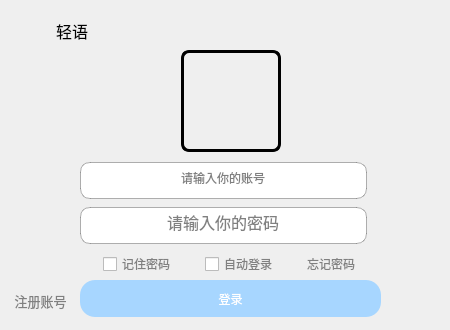
3432276416/QingYuChat, file user/user/login.ui: the form before one commit.
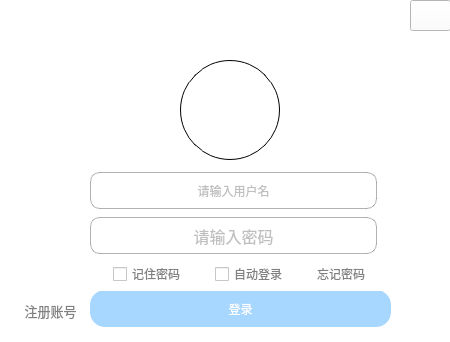
The form after the commit.

```diff
--- a/user/user/login.ui
+++ b/user/user/login.ui
@@ -7,17 +7,20 @@
     <x>0</x>
     <y>0</y>
     <width>450</width>
-    <height>330</height>
+    <height>342</height>
    </rect>
   </property>
   <property name="windowTitle">
    <string>Form</string>
   </property>
+  <property name="styleSheet">
+   <string notr="true">background-color:white;</string>
+  </property>
   <widget class="QPushButton" name="pushButton_2">
    <property name="geometry">
     <rect>
-     <x>80</x>
-     <y>280</y>
+     <x>90</x>
+     <y>290</y>
      <width>301</width>
      <height>37</height>
     </rect>
@@ -44,114 +47,8 @@
   <widget class="QWidget" name="layoutWidget">
    <property name="geometry">
     <rect>
-     <x>20</x>
-     <y>10</y>
-     <width>391</width>
-     <height>41</height>
-    </rect>
-   </property>
-   <layout class="QHBoxLayout" name="horizontalLayout">
-    <item>
-     <widget class="QLabel" name="lab_tubiao">
-      <property name="minimumSize">
-       <size>
-        <width>30</width>
-        <height>30</height>
-       </size>
-      </property>
-      <property name="text">
-       <string/>
-      </property>
-     </widget>
-    </item>
-    <item>
-     <widget class="QLabel" name="lab_appText">
-      <property name="font">
-       <font>
-        <pointsize>12</pointsize>
-       </font>
-      </property>
-      <property name="text">
-       <string>轻语</string>
-      </property>
-     </widget>
-    </item>
-    <item>
-     <spacer name="horizontalSpacer">
-      <property name="orientation">
-       <enum>Qt::Horizontal</enum>
-      </property>
-      <property name="sizeHint" stdset="0">
-       <size>
-        <width>40</width>
-        <height>20</height>
-       </size>
-      </property>
-     </spacer>
-    </item>
-   </layout>
-  </widget>
-  <widget class="QWidget" name="layoutWidget">
-   <property name="geometry">
-    <rect>
-     <x>80</x>
-     <y>50</y>
-     <width>301</width>
-     <height>102</height>
-    </rect>
-   </property>
-   <layout class="QHBoxLayout" name="horizontalLayout_2">
-    <item>
-     <spacer name="horizontalSpacer_3">
-      <property name="orientation">
-       <enum>Qt::Horizontal</enum>
-      </property>
-      <property name="sizeHint" stdset="0">
-       <size>
-        <width>30</width>
-        <height>20</height>
-       </size>
-      </property>
-     </spacer>
-    </item>
-    <item>
-     <widget class="QLabel" name="lab_ava">
-      <property name="minimumSize">
-       <size>
-        <width>100</width>
-        <height>100</height>
-       </size>
-      </property>
-      <property name="styleSheet">
-       <string notr="true">border: 3px solid black;
-border-radius: 8px;
-</string>
-      </property>
-      <property name="text">
-       <string/>
-      </property>
-     </widget>
-    </item>
-    <item>
-     <spacer name="horizontalSpacer_2">
-      <property name="orientation">
-       <enum>Qt::Horizontal</enum>
-      </property>
-      <property name="sizeHint" stdset="0">
-       <size>
-        <width>40</width>
-        <height>20</height>
-       </size>
-      </property>
-     </spacer>
-    </item>
-   </layout>
-  </widget>
-  <widget class="QWidget" name="layoutWidget">
-   <property name="geometry">
-    <rect>
-     <x>80</x>
-     <y>160</y>
+     <x>90</x>
+     <y>170</y>
      <width>301</width>
      <height>121</height>
     </rect>
@@ -179,7 +76,7 @@
 </string>
       </property>
       <property name="text">
-       <string>请输入你的账号</string>
+       <string/>
       </property>
       <property name="maxLength">
        <number>12</number>
@@ -187,6 +84,9 @@
       <property name="alignment">
        <set>Qt::AlignCenter</set>
       </property>
+      <property name="placeholderText">
+       <string>请输入用户名</string>
+      </property>
       <property name="cursorMoveStyle">
        <enum>Qt::VisualMoveStyle</enum>
       </property>
@@ -222,7 +122,7 @@
 </string>
       </property>
       <property name="text">
-       <string>请输入你的密码</string>
+       <string/>
       </property>
       <property name="maxLength">
        <number>12</number>
@@ -230,6 +130,9 @@
       <property name="alignment">
        <set>Qt::AlignCenter</set>
       </property>
+      <property name="placeholderText">
+       <string>请输入密码</string>
+      </property>
       <property name="cursorMoveStyle">
        <enum>Qt::VisualMoveStyle</enum>
       </property>
@@ -308,8 +211,8 @@
   <widget class="QWidget" name="layoutWidget">
    <property name="geometry">
     <rect>
-     <x>10</x>
-     <y>160</y>
+     <x>20</x>
+     <y>170</y>
      <width>61</width>
      <height>151</height>
     </rect>
@@ -366,6 +269,55 @@
     </item>
    </layout>
   </widget>
+  <widget class="QPushButton" name="ava_btn">
+   <property name="geometry">
+    <rect>
+     <x>180</x>
+     <y>60</y>
+     <width>100</width>
+     <height>100</height>
+    </rect>
+   </property>
+   <property name="styleSheet">
+    <string notr="true">border: 1px solid black;
+border-radius: 50px;</string>
+   </property>
+   <property name="text">
+    <string/>
+   </property>
+  </widget>
+  <widget class="QLabel" name="bg_movie">
+   <property name="geometry">
+    <rect>
+     <x>-10</x>
+     <y>10</y>
+     <width>451</width>
+     <height>81</height>
+    </rect>
+   </property>
+   <property name="styleSheet">
+    <string notr="true">background:transparent;</string>
+   </property>
+   <property name="text">
+    <string/>
+   </property>
+   <property name="indent">
+    <number>0</number>
+   </property>
+  </widget>
+  <widget class="QPushButton" name="pushButton_4">
+   <property name="geometry">
+    <rect>
+     <x>410</x>
+     <y>0</y>
+     <width>41</width>
+     <height>31</height>
+    </rect>
+   </property>
+   <property name="text">
+    <string/>
+   </property>
+  </widget>
  </widget>
  <resources/>
  <connections/>
```
Left out of the diff: 12 changed lines with no effect on the pictures.
